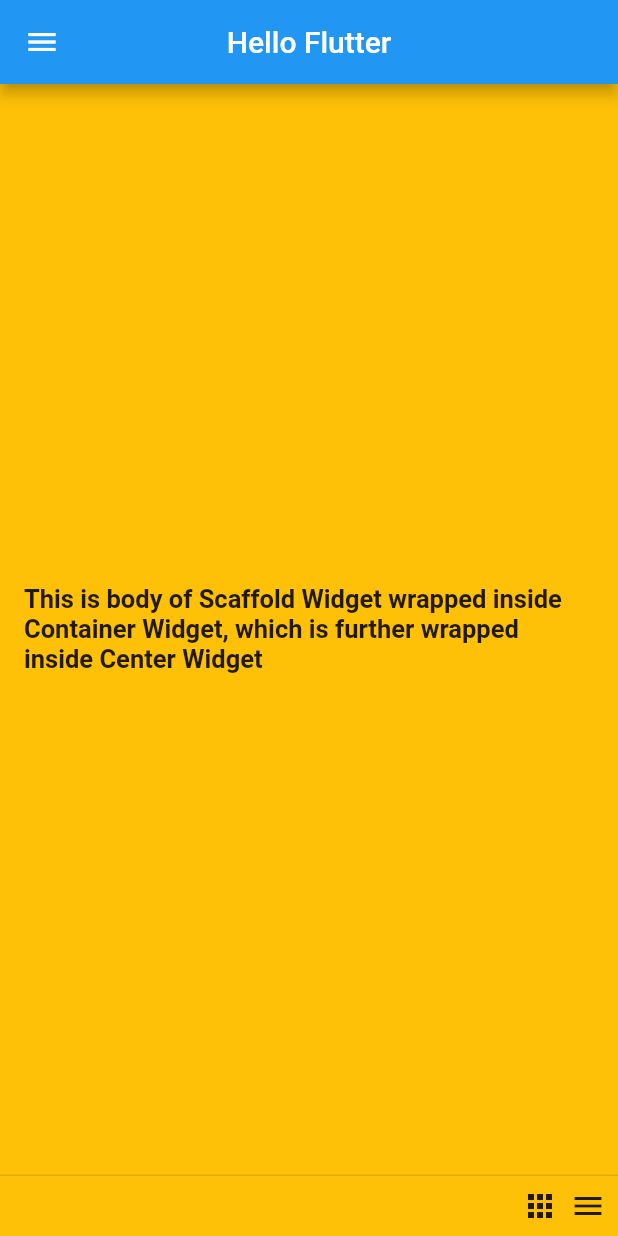
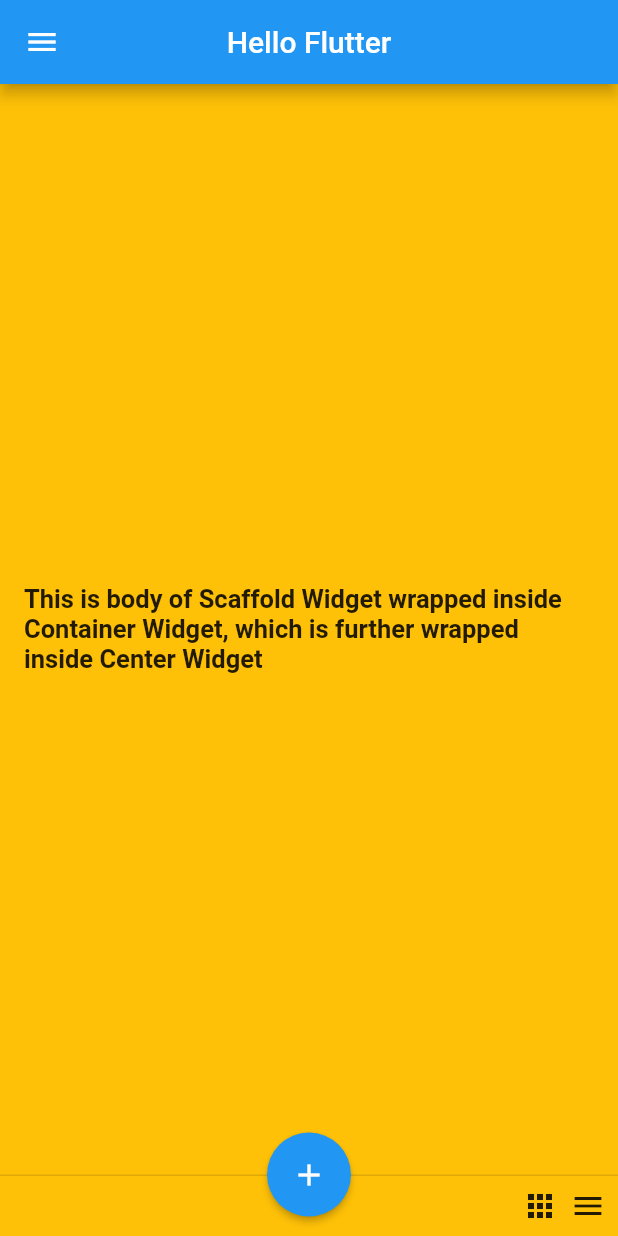
Before and after one commit to litetekno92/scaf, a Flutter app: the screen it shows after launch, on a phone screen of 412 x 824 dp. Run offline on Flutter 3.47's test engine with Material 2 defaults, Android fonts, the phone set to English and light mode, and no system bars.

Commit message:
Fab added

```diff
--- a/lib/main.dart
+++ b/lib/main.dart
@@ -29,6 +29,14 @@ class MyHomePage extends StatelessWidget {
         child: new Scaffold(
             backgroundColor: Colors.amber,
             appBar: AppBar(title: Text('Hello Flutter'), centerTitle: true),
+            floatingActionButtonLocation:
+                FloatingActionButtonLocation.centerDocked,
+            floatingActionButton: FloatingActionButton(
+              onPressed: () {},
+              tooltip: 'Increment',
+              child: Icon(Icons.add),
+              elevation: 2.0,
+            ),
             drawer: Drawer(
               child: ListView(
                 children: <Widget>[
```
